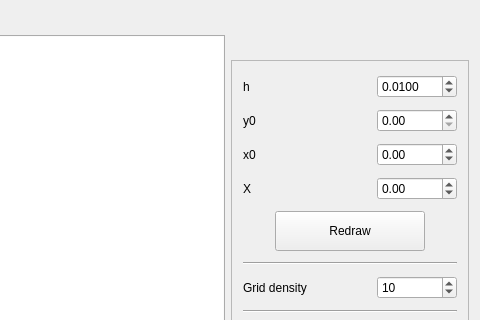
Old version of the form mainwindow.ui in the repository BeLuckyDaf/de-computational-practicum; both pictures show x 420 to 900 and y 0 to 320 of the 900 by 520 pixel window.
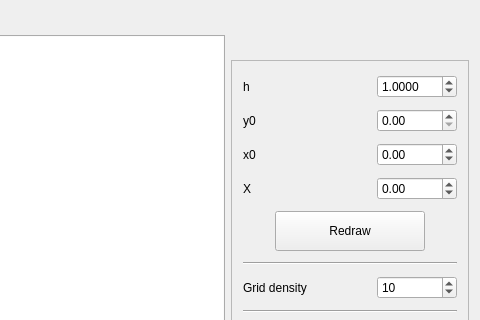
New version of the form. Custom widgets are drawn as their Qt base class.

The edit to the form file:
```diff
--- a/mainwindow.ui
+++ b/mainwindow.ui
@@ -237,7 +237,7 @@
             <double>0.001000000000000</double>
            </property>
            <property name="value">
-            <double>0.010000000000000</double>
+            <double>1.000000000000000</double>
            </property>
           </widget>
          </item>
```
